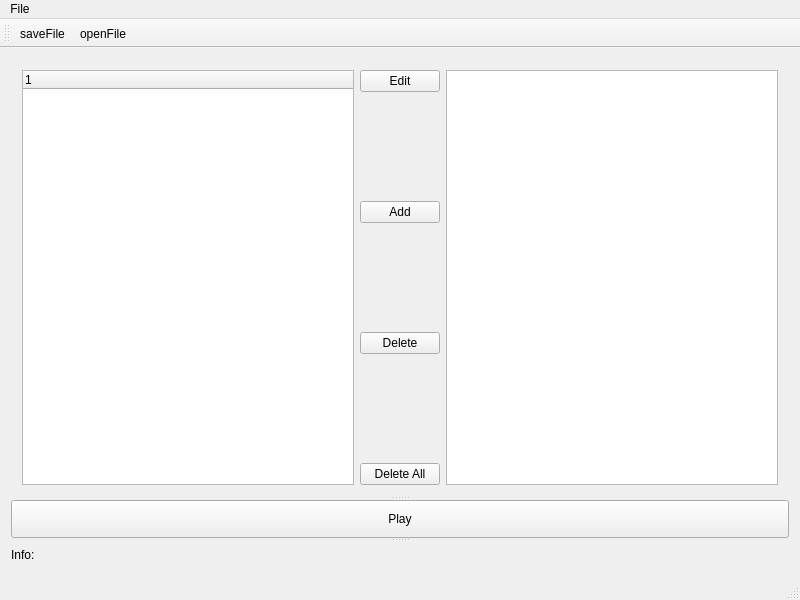
This is keymainwindow.ui in FyodorovAleksej/KeyPlayer as Qt 5 draws it before an edit. The edited form follows.
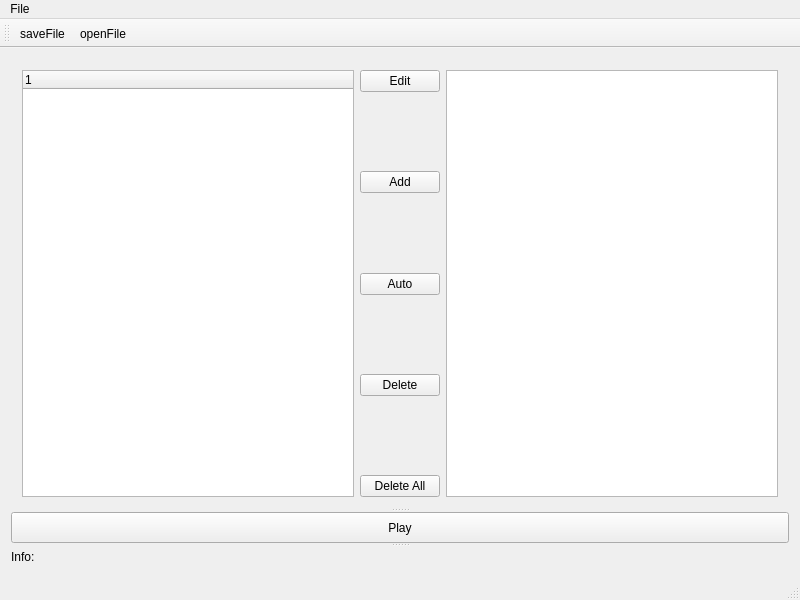
This is the edited form.

Diff of the .ui file:
```diff
--- a/keymainwindow.ui
+++ b/keymainwindow.ui
@@ -73,6 +73,26 @@
             </property>
            </spacer>
           </item>
+          <item>
+           <widget class="QPushButton" name="autoButton">
+            <property name="text">
+             <string>Auto</string>
+            </property>
+           </widget>
+          </item>
+          <item>
+           <spacer name="verticalSpacer_4">
+            <property name="orientation">
+             <enum>Qt::Vertical</enum>
+            </property>
+            <property name="sizeHint" stdset="0">
+             <size>
+              <width>20</width>
+              <height>40</height>
+             </size>
+            </property>
+           </spacer>
+          </item>
           <item>
            <widget class="QPushButton" name="deleteButton">
             <property name="text">
```
